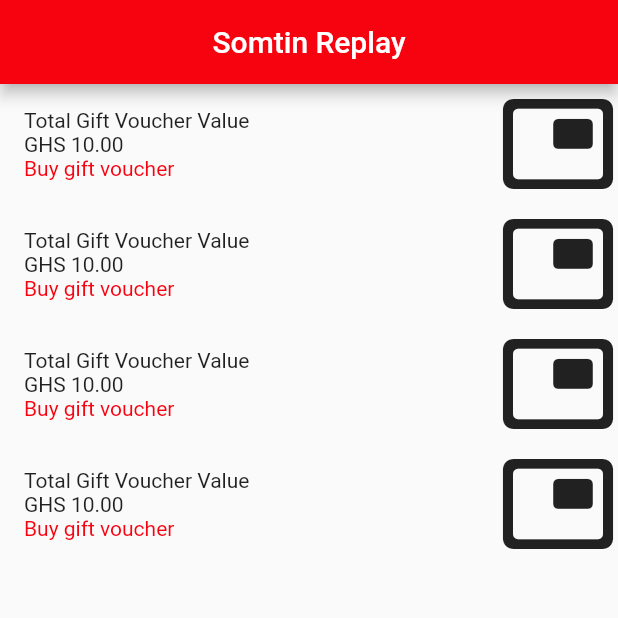
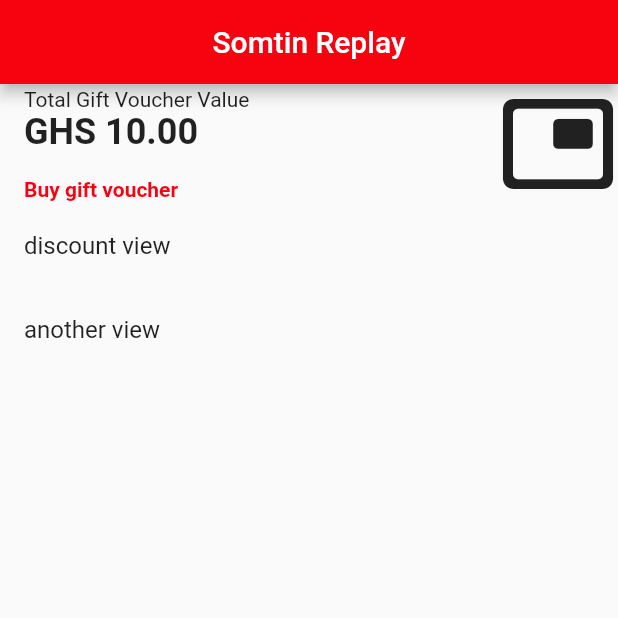
Before and after one commit to agathambrose/sometin-sometin, a Flutter app: the screen it shows after launch, on a phone screen of 412 x 824 dp, the top half of it. Run offline on Flutter 3.47's test engine with Material 2 defaults, Android fonts, the light colour scheme and no system bars.

Commit message:
Displayed contents according to the required design

```diff
--- a/lib/screens/homepage.dart
+++ b/lib/screens/homepage.dart
@@ -22,8 +22,32 @@
         body: ListView.builder(
             itemCount: 4,
             itemBuilder: (BuildContext context, int index) {
-              return _balanceView();
+              Widget content = Container();
+              if (index == 0) {
+                content = _balanceView();
+              } else if (index == 1) {
+                content = _discountView();
+              } else if (index == 2) {
+                content = _anotherView();
+              }
+              return content;
             }));
+  }
+
+  Widget _discountView() {
+    return Container(
+      child: ListTile(
+        title: Text("discount view"),
+      ),
+    );
+  }
+
+  Widget _anotherView() {
+    return Container(
+      child: ListTile(
+        title: Text("another view"),
+      ),
+    );
   }
 
   Widget _balanceView() {
@@ -37,10 +61,21 @@
             crossAxisAlignment: CrossAxisAlignment.start,
             children: const [
               Text("Total Gift Voucher Value"),
-              Text("GHS 10.00"),
               Text(
-                "Buy gift voucher",
-                style: TextStyle(color: primaryColor),
+                "GHS 10.00",
+                style: TextStyle(
+                  fontSize: 24,
+                  fontWeight: FontWeight.bold,
+                ),
+              ),
+              //Use expanded for the spacing instead of the padding wdiget
+              Padding(
+                padding: EdgeInsets.only(top: 16),
+                child: Text(
+                  "Buy gift voucher",
+                  style: TextStyle(
+                      color: primaryColor, fontWeight: FontWeight.w600),
+                ),
               ),
             ],
           )),
```
